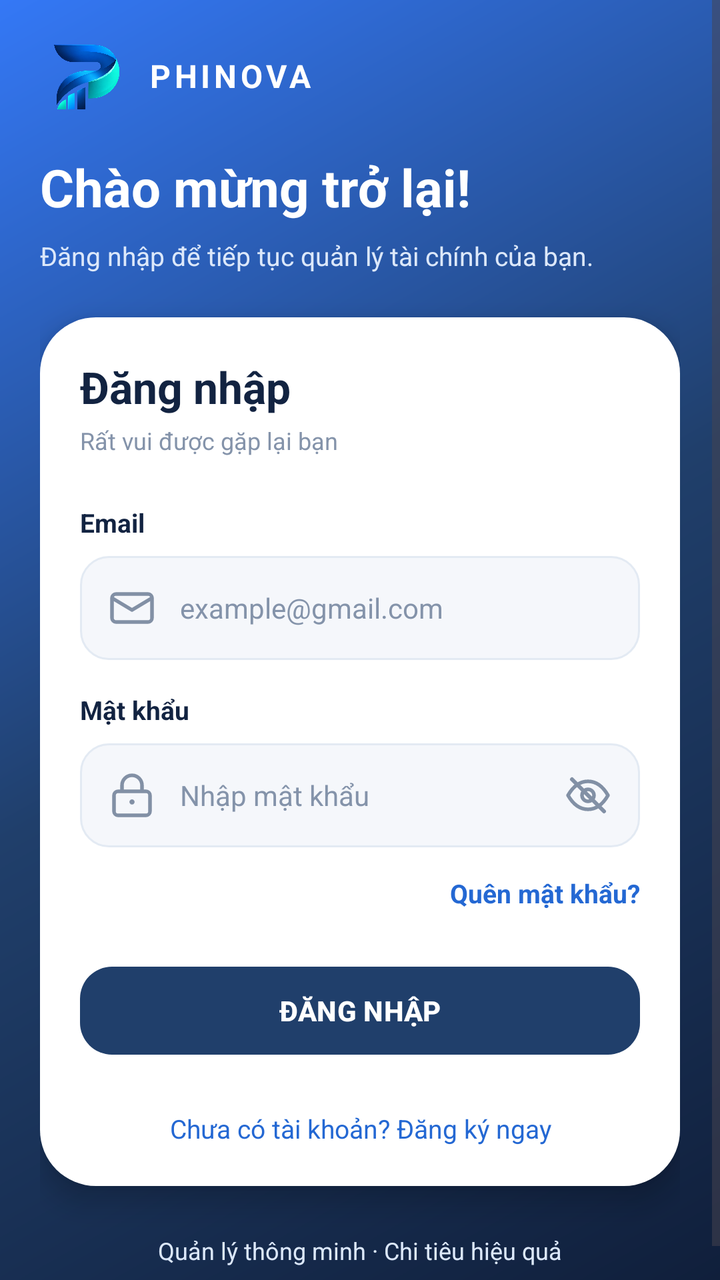
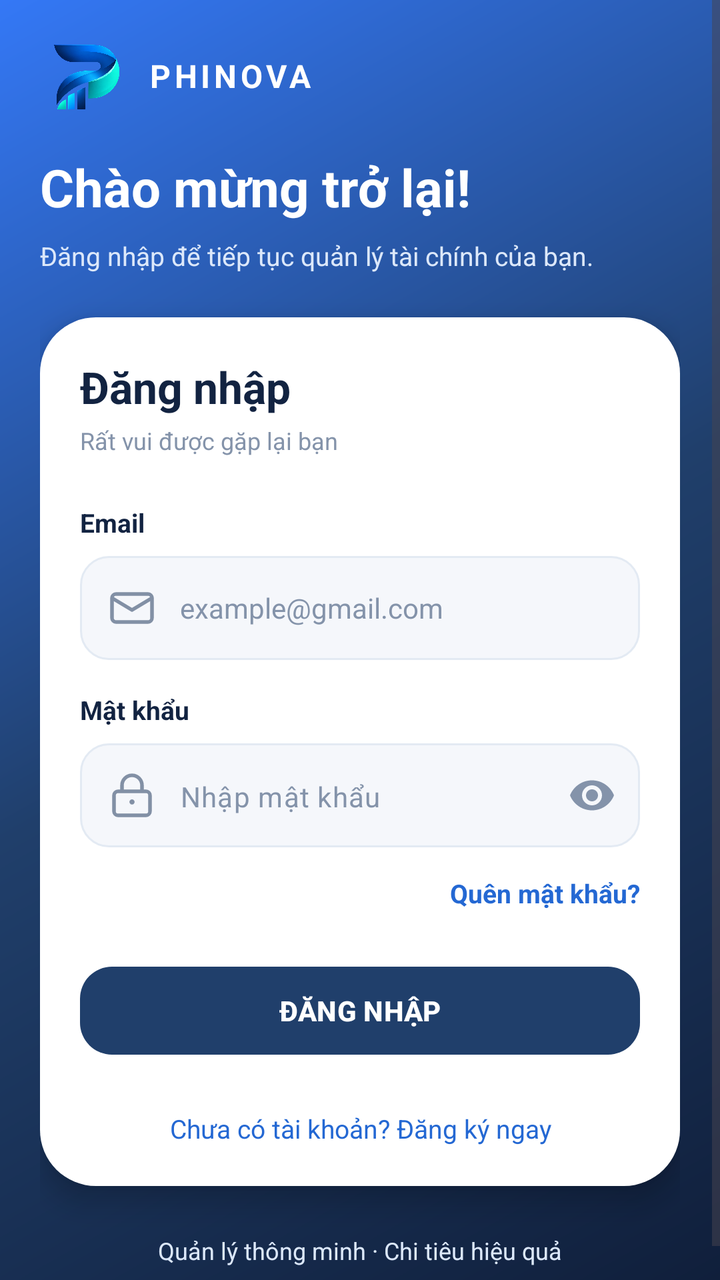

Two renders of the same Android screen: before a commit and after it. Below are the layout's source before the change and the commit's diff.
<!-- AndroidManifest.xml: application theme Theme.QLChiTieu -->
<!-- res/layout/activity_login.xml -->
<?xml version="1.0" encoding="utf-8"?>
<ScrollView xmlns:android="http://schemas.android.com/apk/res/android"
    xmlns:app="http://schemas.android.com/apk/res-auto"
    android:layout_width="match_parent"
    android:layout_height="match_parent"
    android:background="@drawable/bg_auth_gradient"
    android:fillViewport="true"
    android:fitsSystemWindows="true">

    <LinearLayout
        android:layout_width="match_parent"
        android:layout_height="wrap_content"
        android:orientation="vertical"
        android:paddingStart="20dp"
        android:paddingEnd="20dp"
        android:paddingTop="16dp"
        android:paddingBottom="24dp">

        <LinearLayout
            android:layout_width="match_parent"
            android:layout_height="wrap_content"
            android:gravity="center_vertical"
            android:orientation="horizontal">

            <ImageView
                android:layout_width="44dp"
                android:layout_height="44dp"
                android:src="@drawable/logo_phinova"
                android:contentDescription="Logo Phinova" />

            <TextView
                android:layout_width="wrap_content"
                android:layout_height="wrap_content"
                android:layout_marginStart="10dp"
                android:text="PHINOVA"
                android:textColor="@android:color/white"
                android:textSize="16sp"
                android:textStyle="bold"
                android:letterSpacing="0.12" />
        </LinearLayout>

        <TextView
            android:layout_width="match_parent"
            android:layout_height="wrap_content"
            android:layout_marginTop="16dp"
            android:text="Chào mừng trở lại!"
            android:textColor="@android:color/white"
            android:textSize="26sp"
            android:textStyle="bold" />

        <TextView
            android:layout_width="match_parent"
            android:layout_height="wrap_content"
            android:layout_marginTop="8dp"
            android:text="Đăng nhập để tiếp tục quản lý tài chính của bạn."
            android:textColor="#DCE8FA"
            android:textSize="13sp" />

        <LinearLayout
            android:layout_width="match_parent"
            android:layout_height="wrap_content"
            android:layout_marginTop="22dp"
            android:background="@drawable/bg_auth_card"
            android:orientation="vertical"
            android:padding="20dp"
            android:elevation="8dp">

            <TextView
                android:layout_width="match_parent"
                android:layout_height="wrap_content"
                android:text="Đăng nhập"
                android:textColor="#122341"
                android:textSize="22sp"
                android:textStyle="bold" />

            <TextView
                android:layout_width="match_parent"
                android:layout_height="wrap_content"
                android:layout_marginTop="4dp"
                android:text="Rất vui được gặp lại bạn"
                android:textColor="#8493AA"
                android:textSize="12sp" />

            <TextView
                android:layout_width="match_parent"
                android:layout_height="wrap_content"
                android:layout_marginTop="24dp"
                android:text="Email"
                android:textColor="#122341"
                android:textSize="13sp"
                android:textStyle="bold" />

            <EditText
                android:id="@+id/edtEmailDangNhap"
                android:layout_width="match_parent"
                android:layout_height="52dp"
                android:layout_marginTop="8dp"
                android:background="@drawable/bg_input"
                android:drawableStart="@drawable/ic_email"
                android:drawablePadding="12dp"
                android:hint="example@gmail.com"
                android:inputType="textEmailAddress"
                android:autofillHints="emailAddress"
                android:paddingStart="14dp"
                android:paddingEnd="14dp"
                android:singleLine="true"
                android:textColor="#122341"
                android:textColorHint="#8493AA"
                android:textSize="14sp" />

            <TextView
                android:layout_width="match_parent"
                android:layout_height="wrap_content"
                android:layout_marginTop="16dp"
                android:text="Mật khẩu"
                android:textColor="#122341"
                android:textSize="13sp"
                android:textStyle="bold" />

            <EditText
                android:id="@+id/edtMatKhauDangNhap"
                android:layout_width="match_parent"
                android:layout_height="52dp"
                android:layout_marginTop="8dp"
                android:background="@drawable/bg_input"
                android:drawableStart="@drawable/ic_lock"
                android:drawableEnd="@drawable/ic_eye_off"
                android:drawablePadding="12dp"
                android:hint="Nhập mật khẩu"
                android:inputType="textPassword"
                android:autofillHints="password"
                android:paddingStart="14dp"
                android:paddingEnd="14dp"
                android:singleLine="true"
                android:textColor="#122341"
                android:textColorHint="#8493AA"
                android:textSize="14sp" />

            <TextView
                android:id="@+id/tvQuenMatKhau"
                android:layout_width="match_parent"
                android:layout_height="wrap_content"
                android:layout_marginTop="14dp"
                android:gravity="end"
                android:text="Quên mật khẩu?"
                android:textColor="#2468D3"
                android:textSize="13sp"
                android:textStyle="bold" />

            <com.google.android.material.button.MaterialButton
                android:id="@+id/btnDangNhap"
                android:layout_width="match_parent"
                android:layout_height="52dp"
                android:layout_marginTop="24dp"
                android:text="ĐĂNG NHẬP"
                android:textColor="@android:color/white"
                android:textStyle="bold"
                app:backgroundTint="#203F6B"
                app:cornerRadius="16dp" />

            <TextView
                android:layout_width="match_parent"
                android:layout_height="wrap_content"
                android:layout_marginTop="22dp"
                android:gravity="center"
                android:text="Hoặc tiếp tục với"
                android:visibility="gone"
                android:textColor="#8493AA"
                android:textSize="12sp" />

            <com.google.android.material.button.MaterialButton
                android:id="@+id/btnGoogleDangNhap"
                android:visibility="gone"
                android:layout_width="match_parent"
                android:layout_height="52dp"
                android:layout_marginTop="14dp"
                android:text="Tiếp tục với Google"
                android:textAllCaps="false"
                android:textColor="#122341"
                android:textSize="14sp"
                app:backgroundTint="@android:color/white"
                app:cornerRadius="16dp"
                app:strokeColor="#DFE8F5"
                app:strokeWidth="1dp"
                app:icon="@drawable/ic_google"
                app:iconGravity="textStart"
                app:iconPadding="10dp"
                app:iconSize="24dp"
                app:iconTint="@null" />

            <TextView
                android:id="@+id/tvChuyenDangKy"
                android:layout_width="match_parent"
                android:layout_height="wrap_content"
                android:layout_marginTop="24dp"
                android:gravity="center"
                android:text="Chưa có tài khoản? Đăng ký ngay"
                android:textColor="#2468D3"
                android:textSize="13sp" />

        </LinearLayout>

        <TextView
            android:layout_width="match_parent"
            android:layout_height="wrap_content"
            android:layout_marginTop="24dp"
            android:gravity="center"
            android:text="Quản lý thông minh · Chi tiêu hiệu quả"
            android:textColor="#DCE8FA"
            android:textSize="12sp" />

    </LinearLayout>
</ScrollView>
<!-- resources referenced by this layout -->
<resources>
  <!-- drawable bg_auth_card (drawable) -->
  <?xml version="1.0" encoding="utf-8"?>
  <shape xmlns:android="http://schemas.android.com/apk/res/android"
      android:shape="rectangle">
  
      <solid android:color="@color/surface_light" />
  
      <corners android:radius="28dp" />
  
  </shape>
  <!-- drawable bg_auth_gradient (drawable) -->
  <?xml version="1.0" encoding="utf-8"?>
  <shape xmlns:android="http://schemas.android.com/apk/res/android"
      android:shape="rectangle">
  
      <gradient
          android:angle="135"
          android:startColor="@color/navy"
          android:centerColor="@color/navy_light"
          android:endColor="@color/blue"
          android:type="linear" />
  
  </shape>
  <!-- drawable ic_email (drawable) -->
  <vector xmlns:android="http://schemas.android.com/apk/res/android"
      android:width="24dp"
      android:height="24dp"
      android:viewportWidth="24"
      android:viewportHeight="24">
  
      <path
          android:fillColor="@android:color/transparent"
          android:strokeColor="#8290A5"
          android:strokeWidth="1.8"
          android:strokeLineCap="round"
          android:strokeLineJoin="round"
          android:pathData="M4,5 H20 A2,2 0,0 1,22 7 V17 A2,2 0,0 1,20 19 H4 A2,2 0,0 1,2 17 V7 A2,2 0,0 1,4 5 Z M2,7 L12,13 L22,7" />
  
  </vector>
  <!-- drawable ic_eye_off (drawable) -->
  <vector xmlns:android="http://schemas.android.com/apk/res/android"
      android:width="24dp"
      android:height="24dp"
      android:viewportWidth="24"
      android:viewportHeight="24">
  
      <path
          android:fillColor="@android:color/transparent"
          android:strokeColor="#8290A5"
          android:strokeWidth="1.8"
          android:strokeLineCap="round"
          android:strokeLineJoin="round"
          android:pathData="M2,12 Q6,5 12,5 Q18,5 22,12 Q18,19 12,19 Q6,19 2,12 Z" />
  
      <path
          android:fillColor="@android:color/transparent"
          android:strokeColor="#8290A5"
          android:strokeWidth="1.8"
          android:pathData="M12,9 A3,3 0,1 1,12 15 A3,3 0,1 1,12 9 Z" />
  
      <path
          android:fillColor="@android:color/transparent"
          android:strokeColor="#8290A5"
          android:strokeWidth="2"
          android:strokeLineCap="round"
          android:pathData="M4,4 L20,20" />
  
  </vector>
  <!-- drawable ic_lock (drawable) -->
  <vector xmlns:android="http://schemas.android.com/apk/res/android"
      android:width="24dp"
      android:height="24dp"
      android:viewportWidth="24"
      android:viewportHeight="24">
  
      <path
          android:fillColor="@android:color/transparent"
          android:strokeColor="#8290A5"
          android:strokeWidth="1.8"
          android:strokeLineCap="round"
          android:strokeLineJoin="round"
          android:pathData="M5,10 H19 A2,2 0,0 1,21 12 V20 A2,2 0,0 1,19 22 H5 A2,2 0,0 1,3 20 V12 A2,2 0,0 1,5 10 Z M7,10 V7 A5,5 0,0 1,17 7 V10" />
  
      <path
          android:fillColor="#8290A5"
          android:pathData="M12,14 a1.3,1.3 0,1 0,0.01 0 Z" />
  
  </vector>
  <style name="Theme.QLChiTieu" parent="Base.Theme.QLChiTieu" />
  <color name="surface_light">#FFFFFF</color>
  <color name="navy">#101F3B</color>
  <color name="navy_light">#203F6B</color>
  <color name="blue">#3478F6</color>
  <color name="white">#FFFFFF</color>
  <color name="teal">#18B6A4</color>
  <color name="background_light">#F5F7FB</color>
  <color name="border_light">#E3EAF3</color>
  <style name="Base.Theme.QLChiTieu" parent="Theme.Material3.DayNight.NoActionBar">
          
          
      </style>
  <!-- unchanged entries left out for length: 3 -->
</resources>

<!-- the commit's change to res/layout/activity_login.xml (unified diff, before → after) -->
@@ -117,24 +117,35 @@
                 android:textSize="13sp"
                 android:textStyle="bold" />
 
-            <EditText
-                android:id="@+id/edtMatKhauDangNhap"
-                android:layout_width="match_parent"
-                android:layout_height="52dp"
+            <com.google.android.material.textfield.TextInputLayout
+                android:id="@+id/tilMatKhauDangNhap"
+                android:layout_width="match_parent"
+                android:layout_height="wrap_content"
                 android:layout_marginTop="8dp"
                 android:background="@drawable/bg_input"
-                android:drawableStart="@drawable/ic_lock"
-                android:drawableEnd="@drawable/ic_eye_off"
-                android:drawablePadding="12dp"
-                android:hint="Nhập mật khẩu"
-                android:inputType="textPassword"
-                android:autofillHints="password"
-                android:paddingStart="14dp"
-                android:paddingEnd="14dp"
-                android:singleLine="true"
-                android:textColor="#122341"
-                android:textColorHint="#8493AA"
-                android:textSize="14sp" />
+                app:boxBackgroundMode="none"
+                app:endIconMode="password_toggle"
+                app:endIconTint="#8493AA"
+                app:hintEnabled="false">
+
+                <com.google.android.material.textfield.TextInputEditText
+                    android:id="@+id/edtMatKhauDangNhap"
+                    android:layout_height="52dp"
+                    android:background="@null"
+                    android:layout_width="match_parent"
+                    android:drawableStart="@drawable/ic_lock"
+                    android:drawablePadding="12dp"
+                    android:hint="Nhập mật khẩu"
+                    android:inputType="textPassword"
+                    android:autofillHints="password"
+                    android:paddingStart="14dp"
+                    android:paddingEnd="14dp"
+                    android:singleLine="true"
+                    android:textColor="#122341"
+                    android:textColorHint="#8493AA"
+                    android:textSize="14sp" />
+
+            </com.google.android.material.textfield.TextInputLayout>
 
             <TextView
                 android:id="@+id/tvQuenMatKhau"
<!-- resource entries referenced after the edit -->
@@ -39,35 +39,6 @@
           android:pathData="M4,5 H20 A2,2 0,0 1,22 7 V17 A2,2 0,0 1,20 19 H4 A2,2 0,0 1,2 17 V7 A2,2 0,0 1,4 5 Z M2,7 L12,13 L22,7" />
   
   </vector>
-  <!-- drawable ic_eye_off (drawable) -->
-  <vector xmlns:android="http://schemas.android.com/apk/res/android"
-      android:width="24dp"
-      android:height="24dp"
-      android:viewportWidth="24"
-      android:viewportHeight="24">
-  
-      <path
-          android:fillColor="@android:color/transparent"
-          android:strokeColor="#8290A5"
-          android:strokeWidth="1.8"
-          android:strokeLineCap="round"
-          android:strokeLineJoin="round"
-          android:pathData="M2,12 Q6,5 12,5 Q18,5 22,12 Q18,19 12,19 Q6,19 2,12 Z" />
-  
-      <path
-          android:fillColor="@android:color/transparent"
-          android:strokeColor="#8290A5"
-          android:strokeWidth="1.8"
-          android:pathData="M12,9 A3,3 0,1 1,12 15 A3,3 0,1 1,12 9 Z" />
-  
-      <path
-          android:fillColor="@android:color/transparent"
-          android:strokeColor="#8290A5"
-          android:strokeWidth="2"
-          android:strokeLineCap="round"
-          android:pathData="M4,4 L20,20" />
-  
-  </vector>
   <!-- drawable ic_lock (drawable) -->
   <vector xmlns:android="http://schemas.android.com/apk/res/android"
       android:width="24dp"
